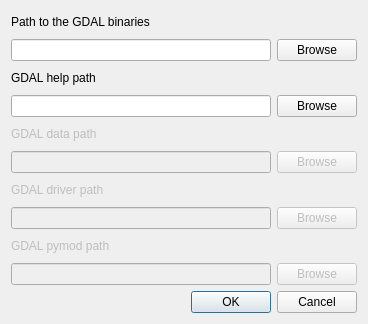
Before: the Qt Designer form python/plugins/GdalTools/tools/dialogSettings.ui in qgis/QGIS, drawn with Qt 5.
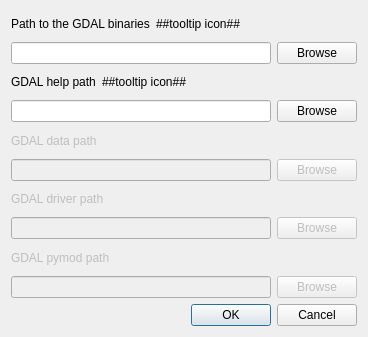
After: the same form once the commit is applied.

Commit message: add helpful info to GdalTools Settings dialog on how to configure GDAL path

Diff of the .ui file:
```diff
--- a/python/plugins/GdalTools/tools/dialogSettings.ui
+++ b/python/plugins/GdalTools/tools/dialogSettings.ui
@@ -7,7 +7,7 @@
     <x>0</x>
     <y>0</y>
     <width>368</width>
-    <height>324</height>
+    <height>337</height>
    </rect>
   </property>
   <property name="windowTitle">
@@ -15,6 +15,8 @@
   </property>
   <layout class="QVBoxLayout" name="verticalLayout">
    <item>
+    <layout class="QHBoxLayout" name="horizontalLayout_6">
+     <item>
     <widget class="QLabel" name="label">
      <property name="text">
       <string>Path to the GDAL binaries</string>
@@ -22,6 +24,21 @@
     </widget>
    </item>
    <item>
+      <widget class="QLabel" name="bin_tooltip_label">
+       <property name="sizePolicy">
+        <sizepolicy hsizetype="Expanding" vsizetype="Preferred">
+         <horstretch>0</horstretch>
+         <verstretch>0</verstretch>
+        </sizepolicy>
+       </property>
+       <property name="text">
+        <string notr="true">##tooltip icon##</string>
+       </property>
+      </widget>
+     </item>
+    </layout>
+   </item>
+   <item>
     <layout class="QHBoxLayout" name="horizontalLayout">
      <item>
       <widget class="QLineEdit" name="leGdalBinPath"/>
@@ -36,11 +53,28 @@
     </layout>
    </item>
    <item>
+    <layout class="QHBoxLayout" name="horizontalLayout_7">
+     <item>
     <widget class="QLabel" name="label_5">
      <property name="text">
       <string>GDAL help path</string>
      </property>
     </widget>
+     </item>
+     <item>
+      <widget class="QLabel" name="help_tooltip_label">
+       <property name="sizePolicy">
+        <sizepolicy hsizetype="Expanding" vsizetype="Preferred">
+         <horstretch>0</horstretch>
+         <verstretch>0</verstretch>
+        </sizepolicy>
+       </property>
+       <property name="text">
+        <string notr="true">##tooltip icon##</string>
+       </property>
+      </widget>
+     </item>
+    </layout>
    </item>
    <item>
     <layout class="QHBoxLayout" name="horizontalLayout_5">
```
Lines whose indentation alone changed are shown as unchanged. The commit also changes 3 other files.
